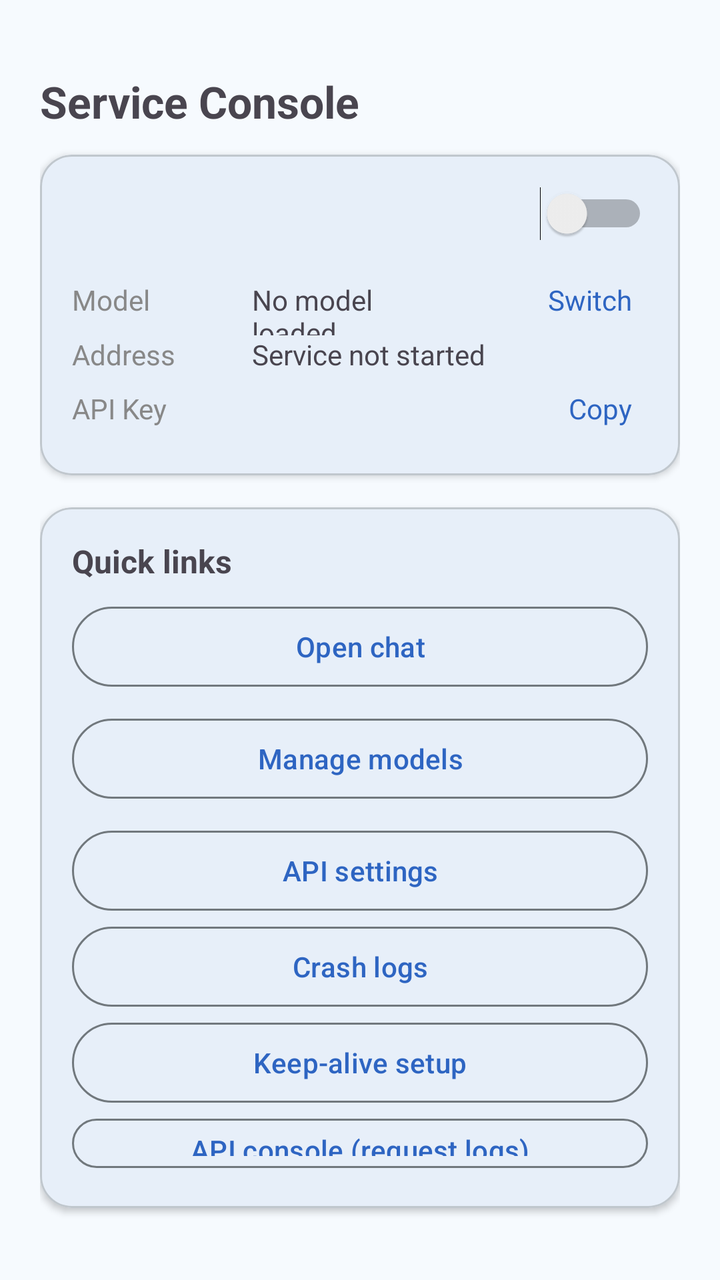
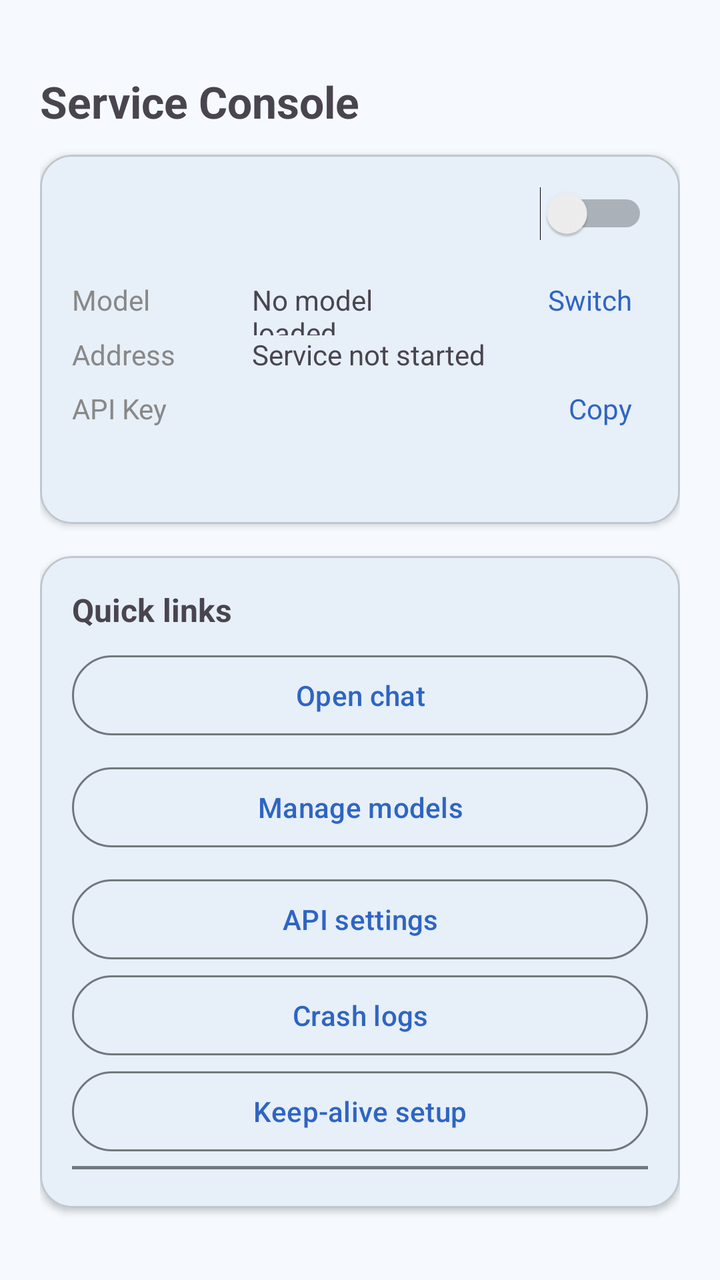

Before-and-after screenshots of an Android layout around one commit, followed by the original layout XML and the change that was made.
<!-- AndroidManifest.xml: application theme AppTheme -->
<!-- res/layout/activity_service_console.xml -->
<?xml version="1.0" encoding="utf-8"?>
<LinearLayout xmlns:android="http://schemas.android.com/apk/res/android"
    xmlns:app="http://schemas.android.com/apk/res-auto"
    android:layout_width="match_parent"
    android:layout_height="match_parent"
    android:orientation="vertical"
    android:paddingLeft="20dp"
    android:paddingTop="36dp"
    android:paddingRight="20dp"
    android:paddingBottom="20dp">

    <TextView
        android:layout_width="wrap_content"
        android:layout_height="wrap_content"
        android:text="@string/console_title"
        android:textSize="22sp"
        android:textStyle="bold"
        android:paddingBottom="12dp" />

    <com.google.android.material.card.MaterialCardView
        android:layout_width="match_parent"
        android:layout_height="wrap_content"
        app:cardCornerRadius="16dp"
        app:cardElevation="2dp"
        android:layout_marginBottom="16dp">

        <LinearLayout
            android:layout_width="match_parent"
            android:layout_height="wrap_content"
            android:orientation="vertical"
            android:padding="16dp">

            <LinearLayout
                android:layout_width="match_parent"
                android:layout_height="wrap_content"
                android:orientation="horizontal"
                android:gravity="center_vertical">

                <TextView
                    android:id="@+id/text_service_status"
                    android:layout_width="0dp"
                    android:layout_height="wrap_content"
                    android:layout_weight="1"
                    android:textSize="18sp"
                    android:textStyle="bold" />

                <Switch
                    android:id="@+id/switch_service"
                    android:layout_width="wrap_content"
                    android:layout_height="wrap_content" />
            </LinearLayout>

            <LinearLayout
                android:id="@+id/layout_model_row"
                android:layout_width="match_parent"
                android:layout_height="wrap_content"
                android:orientation="horizontal"
                android:paddingTop="12dp"
                android:clickable="true"
                android:focusable="true">

                <TextView
                    android:layout_width="90dp"
                    android:layout_height="wrap_content"
                    android:text="@string/console_label_model"
                    android:textColor="#888888" />

                <TextView
                    android:id="@+id/text_model_name"
                    android:layout_width="0dp"
                    android:layout_height="wrap_content"
                    android:layout_weight="1"
                    android:text="@string/console_no_model" />

                <TextView
                    android:id="@+id/text_device_ram"
                    android:layout_width="0dp"
                    android:layout_height="wrap_content"
                    android:layout_weight="1"
                    android:textColor="#888888"
                    android:textSize="12sp"
                    android:gravity="end" />

                <TextView
                    android:id="@+id/button_switch_model"
                    android:layout_width="wrap_content"
                    android:layout_height="wrap_content"
                    android:padding="8dp"
                    android:text="@string/console_switch"
                    android:textColor="?attr/colorPrimary" />
            </LinearLayout>

            <LinearLayout
                android:layout_width="match_parent"
                android:layout_height="wrap_content"
                android:orientation="horizontal">

                <TextView
                    android:layout_width="90dp"
                    android:layout_height="wrap_content"
                    android:text="@string/console_label_address"
                    android:textColor="#888888" />

                <TextView
                    android:id="@+id/text_address"
                    android:layout_width="0dp"
                    android:layout_height="wrap_content"
                    android:layout_weight="1"
                    android:text="@string/console_service_not_started" />
            </LinearLayout>

            <LinearLayout
                android:layout_width="match_parent"
                android:layout_height="wrap_content"
                android:orientation="horizontal"
                android:gravity="center_vertical">

                <TextView
                    android:layout_width="90dp"
                    android:layout_height="wrap_content"
                    android:text="@string/console_label_api_key"
                    android:textColor="#888888" />

                <TextView
                    android:id="@+id/text_api_key"
                    android:layout_width="0dp"
                    android:layout_height="wrap_content"
                    android:layout_weight="1"
                    android:maxLines="1"
                    android:ellipsize="middle" />

                <TextView
                    android:id="@+id/button_copy_key"
                    android:layout_width="wrap_content"
                    android:layout_height="wrap_content"
                    android:padding="8dp"
                    android:text="@string/console_copy"
                    android:textColor="?attr/colorPrimary" />
            </LinearLayout>
        </LinearLayout>
    </com.google.android.material.card.MaterialCardView>

    <com.google.android.material.card.MaterialCardView
        android:layout_width="match_parent"
        android:layout_height="wrap_content"
        app:cardCornerRadius="16dp"
        app:cardElevation="2dp"
        android:layout_marginBottom="16dp">

        <LinearLayout
            android:layout_width="match_parent"
            android:layout_height="wrap_content"
            android:orientation="vertical"
            android:padding="16dp">

            <TextView
                android:layout_width="wrap_content"
                android:layout_height="wrap_content"
                android:text="@string/console_quick_links"
                android:textSize="16sp"
                android:textStyle="bold"
                android:paddingBottom="8dp" />

            <com.google.android.material.button.MaterialButton
                android:id="@+id/button_chat"
                style="@style/Widget.Material3.Button.OutlinedButton"
                android:layout_width="match_parent"
                android:layout_height="wrap_content"
                android:text="@string/console_enter_chat"
                android:layout_marginBottom="8dp" />

            <com.google.android.material.button.MaterialButton
                android:id="@+id/button_models"
                style="@style/Widget.Material3.Button.OutlinedButton"
                android:layout_width="match_parent"
                android:layout_height="wrap_content"
                android:text="@string/console_manage_models"
                android:layout_marginBottom="8dp" />

            <com.google.android.material.button.MaterialButton
                android:id="@+id/button_api_settings"
                style="@style/Widget.Material3.Button.OutlinedButton"
                android:layout_width="match_parent"
                android:layout_height="wrap_content"
                android:text="@string/console_api_settings" />

            <com.google.android.material.button.MaterialButton
                android:id="@+id/button_crash_logs"
                style="@style/Widget.Material3.Button.OutlinedButton"
                android:layout_width="match_parent"
                android:layout_height="wrap_content"
                android:text="@string/console_crash_logs" />

            <com.google.android.material.button.MaterialButton
                android:id="@+id/button_keep_alive"
                style="@style/Widget.Material3.Button.OutlinedButton"
                android:layout_width="match_parent"
                android:layout_height="wrap_content"
                android:text="@string/console_keepalive_settings" />

            <com.google.android.material.button.MaterialButton
                android:id="@+id/button_api_console"
                style="@style/Widget.Material3.Button.OutlinedButton"
                android:layout_width="match_parent"
                android:layout_height="wrap_content"
                android:text="@string/console_api_console" />

            <com.google.android.material.button.MaterialButton
                android:id="@+id/button_stay_awake"
                style="@style/Widget.Material3.Button.OutlinedButton"
                android:layout_width="match_parent"
                android:layout_height="wrap_content"
                android:text="@string/console_stay_awake" />
        </LinearLayout>
    </com.google.android.material.card.MaterialCardView>

    <TextView
        android:layout_width="match_parent"
        android:layout_height="wrap_content"
        android:text="@string/console_keepalive_hint"
        android:textSize="12sp"
        android:textColor="#888888" />
</LinearLayout>
<!-- resources referenced by this layout -->
<resources>
  <string name="console_api_console">API console (request logs)</string>
  <string name="console_api_settings">API settings</string>
  <string name="console_copy">Copy</string>
  <string name="console_crash_logs">Crash logs</string>
  <string name="console_enter_chat">Open chat</string>
  <string name="console_keepalive_settings">Keep-alive setup</string>
  <string name="console_label_address">Address</string>
  <string name="console_label_api_key">API Key</string>
  <string name="console_label_model">Model</string>
  <string name="console_manage_models">Manage models</string>
  <string name="console_no_model">No model loaded</string>
  <string name="console_quick_links">Quick links</string>
  <string name="console_service_not_started">Service not started</string>
  <string name="console_stay_awake">Stay awake (charging)</string>
  <string name="console_switch">Switch</string>
  <string name="console_title">Service Console</string>
  <color name="md_theme_primary">#2E65C2</color>
  <color name="md_theme_onPrimary">#FFFFFF</color>
  <color name="md_theme_primaryContainer">#e8f0fe</color>
  <color name="md_theme_onPrimaryContainer">#2f4578</color>
  <color name="md_theme_secondary">#4D616C</color>
  <color name="md_theme_onSecondary">#FFFFFF</color>
  <color name="md_theme_secondaryContainer">#D1E6F3</color>
  <color name="md_theme_onSecondaryContainer">#364954</color>
  <color name="md_theme_tertiary">#5F5A7D</color>
  <color name="md_theme_onTertiary">#FFFFFF</color>
  <color name="md_theme_tertiaryContainer">#E5DEFF</color>
  <color name="md_theme_onTertiaryContainer">#474364</color>
  <color name="md_theme_error">#BA1A1A</color>
  <color name="md_theme_onError">#FFFFFF</color>
  <color name="md_theme_errorContainer">#FFDAD6</color>
  <color name="md_theme_onErrorContainer">#93000A</color>
  <color name="md_theme_surface">#F6FAFE</color>
  <color name="md_theme_onBackground">#171C1F</color>
  <color name="md_theme_onSurface">#171C1F</color>
  <color name="md_theme_surfaceVariant">#DCE3E9</color>
  <color name="md_theme_onSurfaceVariant">#40484C</color>
  <color name="md_theme_outline">#71787D</color>
  <color name="md_theme_outlineVariant">#C0C7CD</color>
  <color name="md_theme_inverseSurface">#2C3134</color>
  <color name="md_theme_inverseOnSurface">#EDF1F5</color>
  <color name="md_theme_inversePrimary">#8ECFF2</color>
  <color name="md_theme_primaryFixed">#C1E8FF</color>
  <color name="md_theme_onPrimaryFixed">#001E2B</color>
  <color name="md_theme_primaryFixedDim">#8ECFF2</color>
  <color name="md_theme_onPrimaryFixedVariant">#004D67</color>
  <color name="md_theme_secondaryFixed">#D1E6F3</color>
  <color name="md_theme_onSecondaryFixed">#091E28</color>
  <color name="md_theme_secondaryFixedDim">#B5C9D7</color>
  <color name="md_theme_onSecondaryFixedVariant">#364954</color>
  <color name="md_theme_tertiaryFixed">#E5DEFF</color>
  <color name="md_theme_onTertiaryFixed">#1B1736</color>
  <color name="md_theme_tertiaryFixedDim">#C8C2EA</color>
  <color name="md_theme_onTertiaryFixedVariant">#474364</color>
  <color name="md_theme_surfaceDim">#D6DADE</color>
  <color name="md_theme_surfaceBright">#F6FAFE</color>
  <color name="md_theme_surfaceContainerLowest">#FFFFFF</color>
  <color name="md_theme_surfaceContainerLow">#F0F4F8</color>
  <color name="md_theme_surfaceContainer">#EAEEF2</color>
  <color name="md_theme_surfaceContainerHigh">#E5E9ED</color>
  <color name="md_theme_surfaceContainerHighest">#DFE3E7</color>
  <color name="colorCustomColor1">#166683</color>
  <color name="colorOnCustomColor1">#FFFFFF</color>
  <color name="colorCustomColor1Container">#C0E8FF</color>
  <color name="colorOnCustomColor1Container">#004D66</color>
  <color name="accentColor">#4252B6</color>
  <!-- unchanged entries left out for length: 3 -->
</resources>

<!-- the commit's change to res/layout/activity_service_console.xml (unified diff, before → after) -->
@@ -137,6 +137,14 @@
                     android:text="@string/console_copy"
                     android:textColor="?attr/colorPrimary" />
             </LinearLayout>
+
+            <TextView
+                android:id="@+id/text_stats"
+                android:layout_width="match_parent"
+                android:layout_height="wrap_content"
+                android:paddingTop="8dp"
+                android:textColor="#888888"
+                android:textSize="12sp" />
         </LinearLayout>
     </com.google.android.material.card.MaterialCardView>
 
@@ -211,6 +219,20 @@
                 android:layout_width="match_parent"
                 android:layout_height="wrap_content"
                 android:text="@string/console_stay_awake" />
+
+            <com.google.android.material.button.MaterialButton
+                android:id="@+id/button_export_config"
+                style="@style/Widget.Material3.Button.OutlinedButton"
+                android:layout_width="match_parent"
+                android:layout_height="wrap_content"
+                android:text="@string/console_export_config" />
+
+            <com.google.android.material.button.MaterialButton
+                android:id="@+id/button_import_config"
+                style="@style/Widget.Material3.Button.OutlinedButton"
+                android:layout_width="match_parent"
+                android:layout_height="wrap_content"
+                android:text="@string/console_import_config" />
         </LinearLayout>
     </com.google.android.material.card.MaterialCardView>
 
<!-- resource entries referenced after the edit -->
@@ -5,6 +5,8 @@
   <string name="console_copy">Copy</string>
   <string name="console_crash_logs">Crash logs</string>
   <string name="console_enter_chat">Open chat</string>
+  <string name="console_export_config">Backup config</string>
+  <string name="console_import_config">Restore config</string>
   <string name="console_keepalive_settings">Keep-alive setup</string>
   <string name="console_label_address">Address</string>
   <string name="console_label_api_key">API Key</string>
